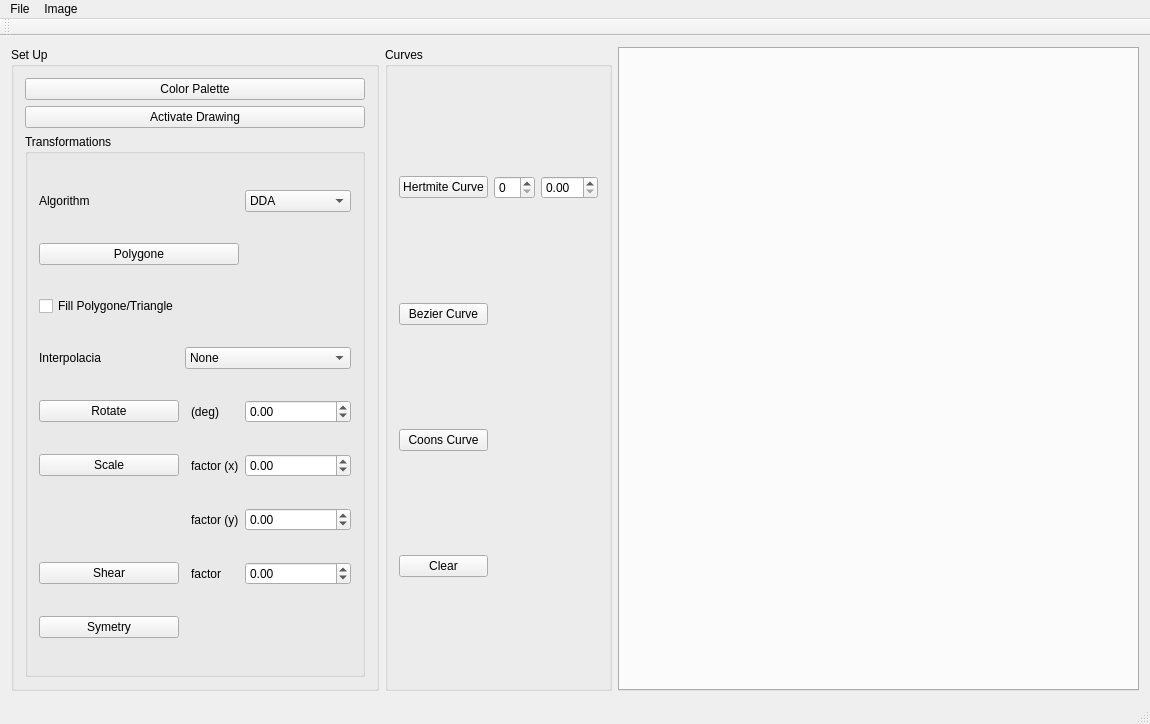
Above: Curves/Curves/ImageViewer.ui from Kalorina/Curves before the change. Below: the same form after it.
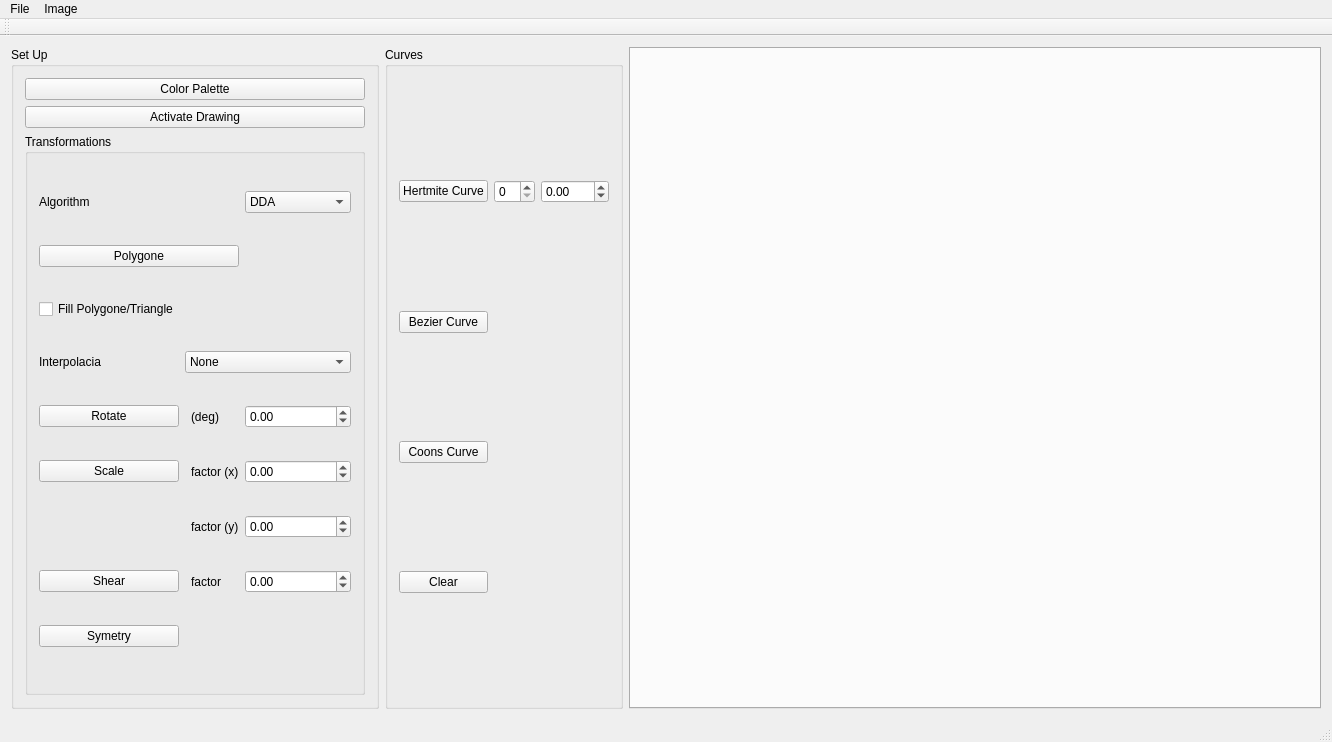
That is the form after the change.

```diff
--- a/Curves/Curves/ImageViewer.ui
+++ b/Curves/Curves/ImageViewer.ui
@@ -6,8 +6,8 @@
    <rect>
     <x>0</x>
     <y>0</y>
-    <width>1150</width>
-    <height>724</height>
+    <width>1332</width>
+    <height>742</height>
    </rect>
   </property>
   <property name="windowTitle">
@@ -224,6 +224,12 @@
       <layout class="QGridLayout" name="gridLayout_3">
        <item row="1" column="2">
         <widget class="QDoubleSpinBox" name="doubleSpinBox">
+         <property name="minimum">
+          <double>-360.000000000000000</double>
+         </property>
+         <property name="maximum">
+          <double>360.000000000000000</double>
+         </property>
          <property name="singleStep">
           <double>0.010000000000000</double>
          </property>
@@ -283,7 +289,7 @@
     <rect>
      <x>0</x>
      <y>0</y>
-     <width>1150</width>
+     <width>1332</width>
      <height>26</height>
     </rect>
    </property>
```
Left out of the diff: 2 changed lines with no effect on the pictures.
